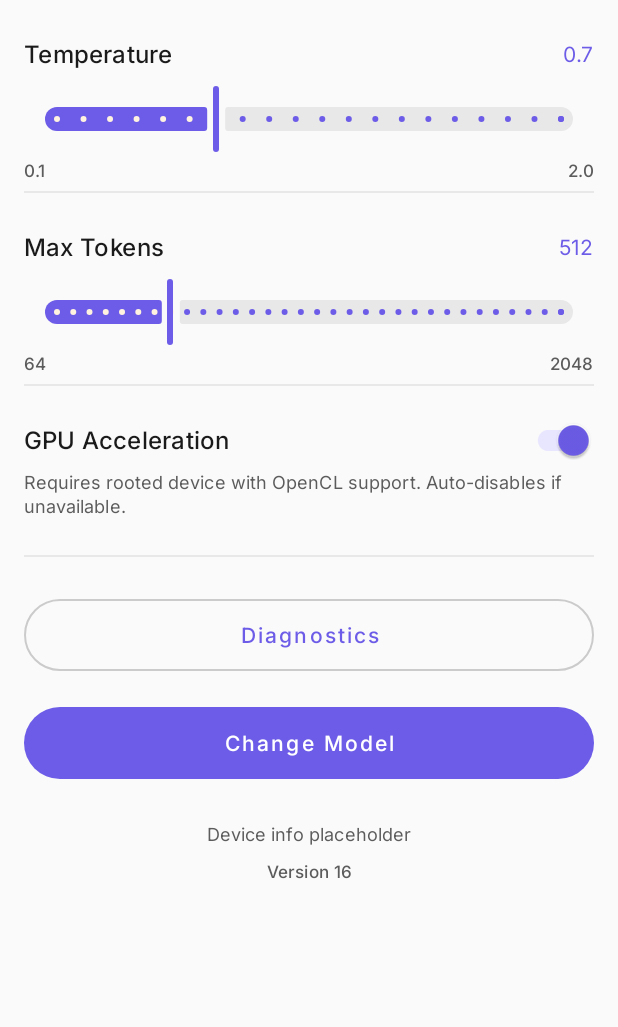
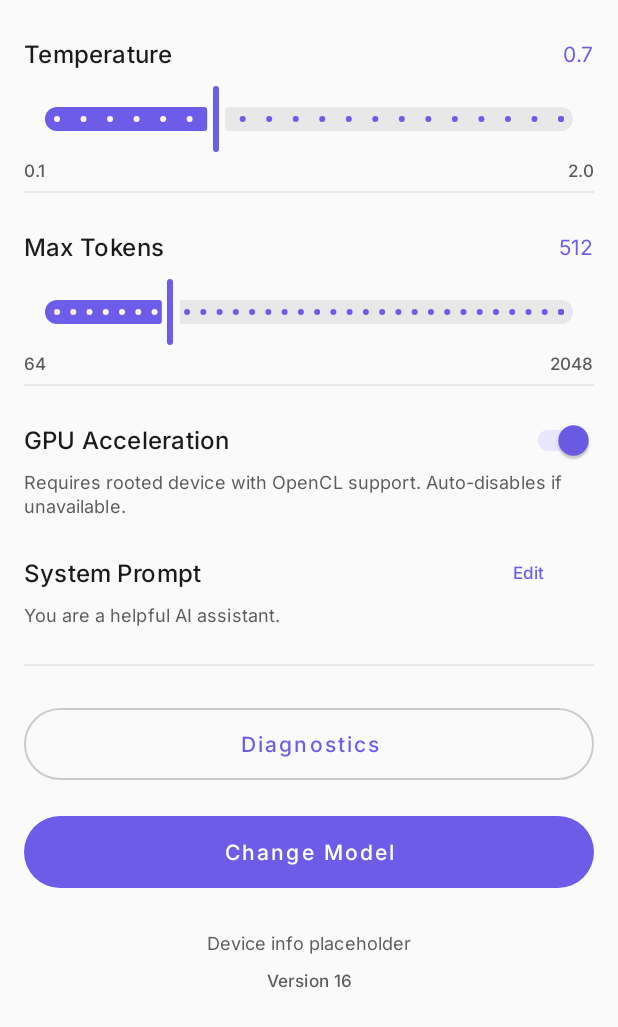
Before and after one commit to dankphael/qwen3-android-app, an Android app: the layout fragment_settings.xml on its own in the app's theme, with its tools: preview values and no code run, on a phone screen of 412 x 824 dp. Shown: the top 1027 px of the screen. Run offline under Robolectric (Android 15) with nearby library versions, the phone set to English and light mode, and no system bars.

Commit message:
Phase 5.2: Enable customizable system prompt for AI personality
Users can now edit the system prompt in Settings to customize AI behavior.
Changes include:

- Add system prompt editor to SettingsFragment with Edit/Reset buttons
- Store custom prompts in ModelPreferences with 200-char limit
- Display current prompt preview in Settings
- QwenModel now reads system prompt from preferences on initialization
- Apply custom prompt in buildPrompt() for all chat interactions
- Graceful fallback to default if not customized

Default: "You are a helpful AI assistant."

https://claude.ai/code/session_01VAy2DkNdEQayMmk9Qn2udz

```diff
--- a/app/src/main/java/com/example/qwen3chat/QwenModel.kt
+++ b/app/src/main/java/com/example/qwen3chat/QwenModel.kt
@@ -16,6 +16,7 @@ class QwenModel(private val context: Context, val metadata: ModelMetadata) {
     private var ctxPtr: Long = 0
     private val generating = AtomicBoolean(false)
     private var cachedMessageCount = 0
+    private var systemPrompt: String = ModelPreferences(context).getSystemPrompt()
 
     val isReady: Boolean get() = ctxPtr != 0L
 
@@ -171,7 +172,7 @@ class QwenModel(private val context: Context, val metadata: ModelMetadata) {
     private fun buildPrompt(messages: List<ChatMessage>, isFirstTurn: Boolean = true): String {
         val sb = StringBuilder()
         if (isFirstTurn) {
-            sb.append("<|im_start|>system\nYou are a helpful AI assistant.<|im_end|>\n")
+            sb.append("<|im_start|>system\n$systemPrompt<|im_end|>\n")
         }
         for (msg in messages) {
             val role = if (msg.isUser) "user" else "assistant"
--- a/app/src/main/res/layout/fragment_settings.xml
+++ b/app/src/main/res/layout/fragment_settings.xml
@@ -190,6 +190,45 @@
         app:layout_constraintEnd_toEndOf="parent"
         app:layout_constraintTop_toBottomOf="@id/labelGpuEnabled" />
 
+    <!-- System Prompt label -->
+    <TextView
+        android:id="@+id/labelSystemPrompt"
+        android:layout_width="wrap_content"
+        android:layout_height="wrap_content"
+        android:text="System Prompt"
+        android:textAppearance="@style/TextAppearance.Qwen.TitleMedium"
+        android:textColor="@color/on_surface"
+        android:layout_marginTop="@dimen/space_24"
+        app:layout_constraintStart_toStartOf="parent"
+        app:layout_constraintTop_toBottomOf="@id/textGpuDesc" />
+
+    <!-- System Prompt edit button -->
+    <com.google.android.material.button.MaterialButton
+        android:id="@+id/buttonEditSystemPrompt"
+        android:layout_width="wrap_content"
+        android:layout_height="wrap_content"
+        android:text="Edit"
+        android:textAppearance="@style/TextAppearance.Qwen.LabelSmall"
+        style="@style/Widget.Material3.Button.TextButton"
+        app:layout_constraintEnd_toEndOf="parent"
+        app:layout_constraintTop_toTopOf="@id/labelSystemPrompt"
+        app:layout_constraintBottom_toBottomOf="@id/labelSystemPrompt" />
+
+    <!-- System Prompt preview -->
+    <TextView
+        android:id="@+id/textSystemPromptPreview"
+        android:layout_width="0dp"
+        android:layout_height="wrap_content"
+        android:text="You are a helpful AI assistant."
+        android:textAppearance="@style/TextAppearance.Qwen.BodySmall"
+        android:textColor="@color/on_surface_variant"
+        android:layout_marginTop="@dimen/space_8"
+        android:maxLines="2"
+        android:ellipsize="end"
+        app:layout_constraintStart_toStartOf="parent"
+        app:layout_constraintEnd_toEndOf="parent"
+        app:layout_constraintTop_toBottomOf="@id/labelSystemPrompt" />
+
     <!-- Divider -->
     <View
         android:id="@+id/divider3"
@@ -199,7 +238,7 @@
         android:background="@color/outline_variant"
         app:layout_constraintEnd_toEndOf="parent"
         app:layout_constraintStart_toStartOf="parent"
-        app:layout_constraintTop_toBottomOf="@id/textGpuDesc" />
+        app:layout_constraintTop_toBottomOf="@id/textSystemPromptPreview" />
 
     <!-- Diagnostics button -->
     <com.google.android.material.button.MaterialButton
```
Also changed, not shown: app/src/main/java/com/example/qwen3chat/ModelPreferences.kt (+8 -0 lines), app/src/main/java/com/example/qwen3chat/ui/settings/SettingsFragment.kt (+39 -0 lines).
